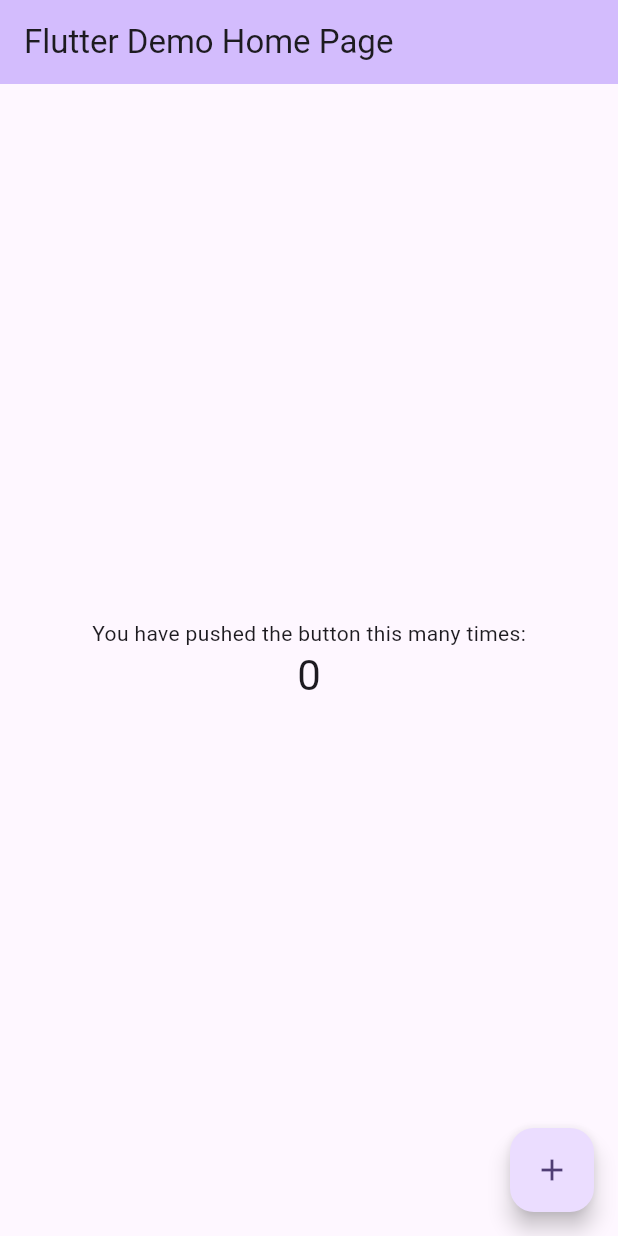
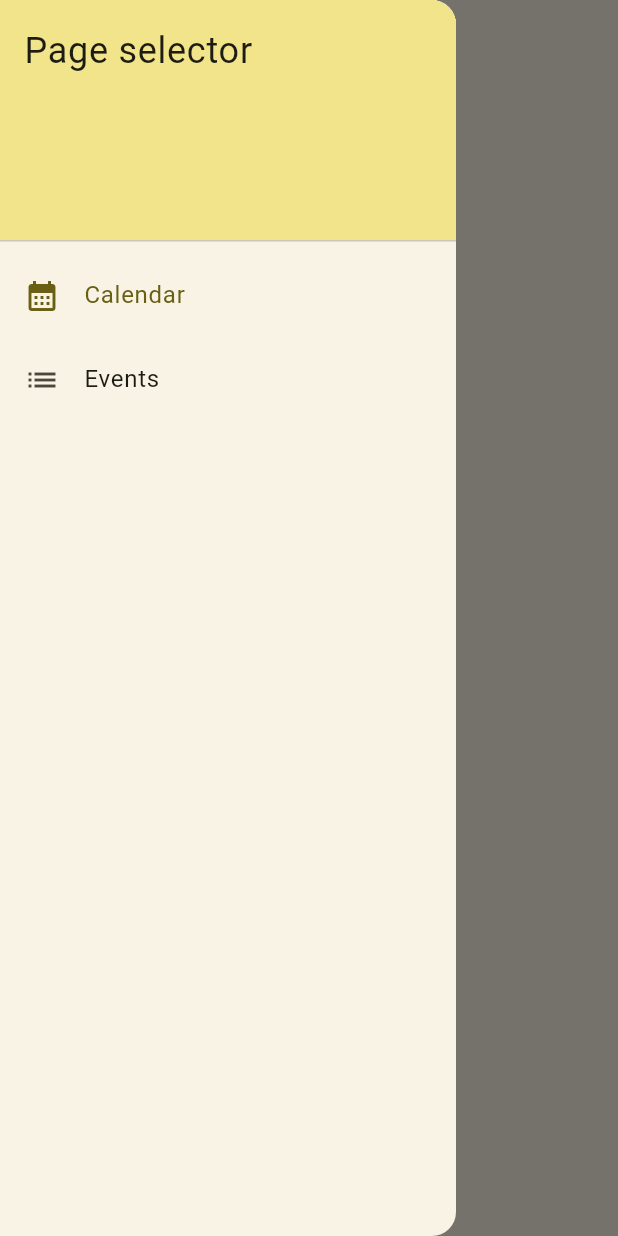
Before and after one commit to VeljDev/my-agenda, a Flutter app: the screen it shows after launch, with the side drawer open (before the commit the screen has no drawer), on a phone screen of 412 x 824 dp. Run offline on Flutter 3.47's test engine with Material 3 defaults, Android fonts, the phone set to English and light mode, and no system bars.

Commit message:
Implemented homepage screen with drawer to switch between pages

```diff
--- /dev/null
+++ b/lib/calendar/calendar.dart
@@ -0,0 +1,10 @@
+import 'package:flutter/material.dart';
+
+class Calendar extends StatelessWidget {
+  const Calendar({super.key});
+
+  @override
+  Widget build(BuildContext context) {
+    return const Text('Calendar');
+  }
+}
--- /dev/null
+++ b/lib/events/event_list.dart
@@ -0,0 +1,10 @@
+import 'package:flutter/material.dart';
+
+class EventList extends StatelessWidget {
+  const EventList({super.key});
+
+  @override
+  Widget build(BuildContext context) {
+    return const Text('List of events');
+  }
+}
--- /dev/null
+++ b/lib/homepage.dart
@@ -0,0 +1,87 @@
+import 'package:flutter/material.dart';
+import 'package:my_agenda/calendar/calendar.dart';
+import 'package:my_agenda/events/event_list.dart';
+
+class Homepage extends StatefulWidget {
+  const Homepage({super.key, required this.title});
+  final String title;
+
+  @override
+  State<Homepage> createState() => _HomepageState();
+}
+
+class _HomepageState extends State<Homepage> {
+  int _selectedIndex = 0;
+  static const List<Widget> _pages = <Widget>[
+    Calendar(),
+    EventList()
+  ];
+
+  void _onItemTapped(int index) {
+    setState(() {
+      _selectedIndex = index;
+    });
+  }
+
+  @override
+  Widget build(BuildContext context) {
+    return Scaffold(
+      appBar: AppBar(
+        title: Text(widget.title),
+        leading: Builder(
+          builder: (context) {
+            return IconButton(
+              icon: const Icon(Icons.menu),
+              onPressed: () {
+                Scaffold.of(context).openDrawer();
+              },
+            );
+          },
+        ),
+      ),
+      body: Center(
+        child: _pages[_selectedIndex],
+      ),
+      drawer: Drawer(
+        child: ListView(
+          padding: EdgeInsets.zero,
+          children: [
+            DrawerHeader(
+              decoration: BoxDecoration(
+                color: Theme.of(context).colorScheme.primaryContainer,
+              ),
+              child: const Text(
+                'Page selector',
+                style: TextStyle(
+                  fontSize: 24,
+                ),
+              ),
+            ),
+            ListTile(
+              leading: const Icon(Icons.calendar_month),
+              title: const Text('Calendar'),
+              selected: _selectedIndex == 0,
+              onTap: () {
+                // Update the state of the app
+                _onItemTapped(0);
+                // Then close the drawer
+                Navigator.pop(context);
+              },
+            ),
+            ListTile(
+              leading: const Icon(Icons.list),
+              title: const Text('Events'),
+              selected: _selectedIndex == 1,
+              onTap: () {
+                // Update the state of the app
+                _onItemTapped(1);
+                // Then close the drawer
+                Navigator.pop(context);
+              },
+            ),
+          ],
+        ),
+      ),
+    );
+  }
+}
--- a/lib/main.dart
+++ b/lib/main.dart
@@ -1,4 +1,6 @@
 import 'package:flutter/material.dart';
+
+import 'homepage.dart';
 
 void main() {
   runApp(const MyApp());
@@ -7,119 +9,17 @@ void main() {
 class MyApp extends StatelessWidget {
   const MyApp({super.key});
 
-  // This widget is the root of your application.
+  static const appTitle = 'MyAgenda';
+
   @override
   Widget build(BuildContext context) {
     return MaterialApp(
-      title: 'Flutter Demo',
+      title: appTitle,
       theme: ThemeData(
-        // This is the theme of your application.
-        //
-        // TRY THIS: Try running your application with "flutter run". You'll see
-        // the application has a purple toolbar. Then, without quitting the app,
-        // try changing the seedColor in the colorScheme below to Colors.green
-        // and then invoke "hot reload" (save your changes or press the "hot
-        // reload" button in a Flutter-supported IDE, or press "r" if you used
-        // the command line to start the app).
-        //
-        // Notice that the counter didn't reset back to zero; the application
-        // state is not lost during the reload. To reset the state, use hot
-        // restart instead.
-        //
-        // This works for code too, not just values: Most code changes can be
-        // tested with just a hot reload.
-        colorScheme: ColorScheme.fromSeed(seedColor: Colors.deepPurple),
+        colorScheme: ColorScheme.fromSeed(seedColor: Colors.yellow),
         useMaterial3: true,
       ),
-      home: const MyHomePage(title: 'Flutter Demo Home Page'),
+      home: const Homepage(title: appTitle),
     );
   }
 }
-
-class MyHomePage extends StatefulWidget {
-  const MyHomePage({super.key, required this.title});
-
-  // This widget is the home page of your application. It is stateful, meaning
-  // that it has a State object (defined below) that contains fields that affect
-  // how it looks.
-
-  // This class is the configuration for the state. It holds the values (in this
-  // case the title) provided by the parent (in this case the App widget) and
-  // used by the build method of the State. Fields in a Widget subclass are
-  // always marked "final".
-
-  final String title;
-
-  @override
-  State<MyHomePage> createState() => _MyHomePageState();
-}
-
-class _MyHomePageState extends State<MyHomePage> {
-  int _counter = 0;
-
-  void _incrementCounter() {
-    setState(() {
-      // This call to setState tells the Flutter framework that something has
-      // changed in this State, which causes it to rerun the build method below
-      // so that the display can reflect the updated values. If we changed
-      // _counter without calling setState(), then the build method would not be
-      // called again, and so nothing would appear to happen.
-      _counter++;
-    });
-  }
-
-  @override
-  Widget build(BuildContext context) {
-    // This method is rerun every time setState is called, for instance as done
-    // by the _incrementCounter method above.
-    //
-    // The Flutter framework has been optimized to make rerunning build methods
-    // fast, so that you can just rebuild anything that needs updating rather
-    // than having to individually change instances of widgets.
-    return Scaffold(
-      appBar: AppBar(
-        // TRY THIS: Try changing the color here to a specific color (to
-        // Colors.amber, perhaps?) and trigger a hot reload to see the AppBar
-        // change color while the other colors stay the same.
-        backgroundColor: Theme.of(context).colorScheme.inversePrimary,
-        // Here we take the value from the MyHomePage object that was created by
-        // the App.build method, and use it to set our appbar title.
-        title: Text(widget.title),
-      ),
-      body: Center(
-        // Center is a layout widget. It takes a single child and positions it
-        // in the middle of the parent.
-        child: Column(
-          // Column is also a layout widget. It takes a list of children and
-          // arranges them vertically. By default, it sizes itself to fit its
-          // children horizontally, and tries to be as tall as its parent.
-          //
-          // Column has various properties to control how it sizes itself and
-          // how it positions its children. Here we use mainAxisAlignment to
-          // center the children vertically; the main axis here is the vertical
-          // axis because Columns are vertical (the cross axis would be
-          // horizontal).
-          //
-          // TRY THIS: Invoke "debug painting" (choose the "Toggle Debug Paint"
-          // action in the IDE, or press "p" in the console), to see the
-          // wireframe for each widget.
-          mainAxisAlignment: MainAxisAlignment.center,
-          children: <Widget>[
-            const Text(
-              'You have pushed the button this many times:',
-            ),
-            Text(
-              '$_counter',
-              style: Theme.of(context).textTheme.headlineMedium,
-            ),
-          ],
-        ),
-      ),
-      floatingActionButton: FloatingActionButton(
-        onPressed: _incrementCounter,
-        tooltip: 'Increment',
-        child: const Icon(Icons.add),
-      ), // This trailing comma makes auto-formatting nicer for build methods.
-    );
-  }
-}
```
